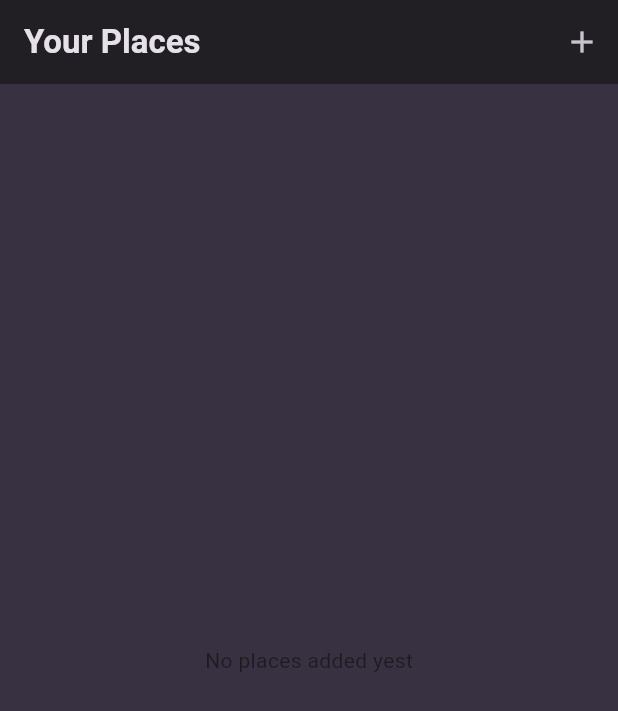
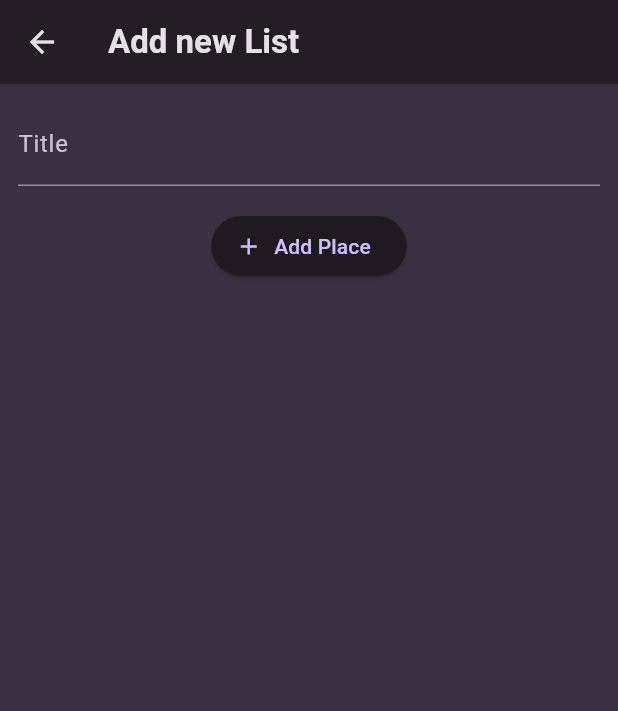
Before and after one commit to kraevskiy/flutter_favorite_place, a Flutter app: the screen it shows after launch, after a tap on the "add" icon, on a phone screen of 412 x 824 dp. Shown: the top 711 px of the screen. Run offline on Flutter 3.47's test engine with Material 3 defaults, Android fonts, the phone set to English and light mode, and no system bars; our stand-ins replace google_fonts.

Commit message:
add simple add place layout

```diff
--- a/lib/screens/add_place.dart
+++ b/lib/screens/add_place.dart
@@ -0,0 +1,46 @@
+import 'package:flutter/material.dart';
+
+class AddPlaceScreen extends StatefulWidget {
+  const AddPlaceScreen({super.key});
+
+  @override
+  State<AddPlaceScreen> createState() {
+    return _AddPlaceScreen();
+  }
+}
+
+class _AddPlaceScreen extends State<AddPlaceScreen> {
+  final _titleController = TextEditingController();
+
+  @override
+  void dispose() {
+    _titleController.dispose();
+    super.dispose();
+  }
+
+  @override
+  Widget build(BuildContext context) {
+    return Scaffold(
+      appBar: AppBar(
+        title: const Text('Add new List'),
+      ),
+      body: SingleChildScrollView(
+        padding: const EdgeInsets.all(12),
+        child: Column(
+          children: [
+            TextField(
+              decoration: const InputDecoration(labelText: 'Title'),
+              controller: _titleController,
+            ),
+            const SizedBox(height: 16),
+            ElevatedButton.icon(
+              onPressed: () {},
+              icon: const Icon(Icons.add),
+              label: const Text('Add Place'),
+            ),
+          ],
+        ),
+      ),
+    );
+  }
+}
--- a/lib/screens/places.dart
+++ b/lib/screens/places.dart
@@ -1,4 +1,5 @@
 import 'package:flutter/material.dart';
+import 'package:flutter_favorite_place_app/screens/add_place.dart';
 
 import 'package:flutter_favorite_place_app/widgets/places_list.dart';
 
@@ -12,8 +13,12 @@
         title: const Text('Your Places'),
         actions: [
           IconButton(
-            onPressed: () {},
             icon: const Icon(Icons.add),
+            onPressed: () {
+              Navigator.of(context).push(MaterialPageRoute(
+                builder: (ctx) => const AddPlaceScreen(),
+              ));
+            },
           ),
         ],
       ),
--- a/lib/widgets/places_list.dart
+++ b/lib/widgets/places_list.dart
@@ -10,8 +10,13 @@
   @override
   Widget build(BuildContext context) {
     if (places.isEmpty) {
-      return const Center(
-        child: Text('No places added yest'),
+      return Center(
+        child: Text(
+          'No places added yest',
+          style: Theme.of(context).textTheme.bodyLarge!.copyWith(
+                color: Theme.of(context).colorScheme.onSurface,
+              ),
+        ),
       );
     }
 
```
